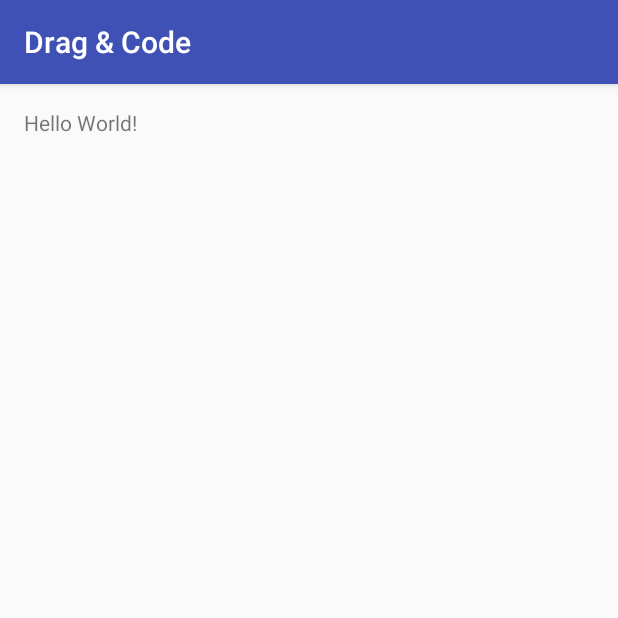
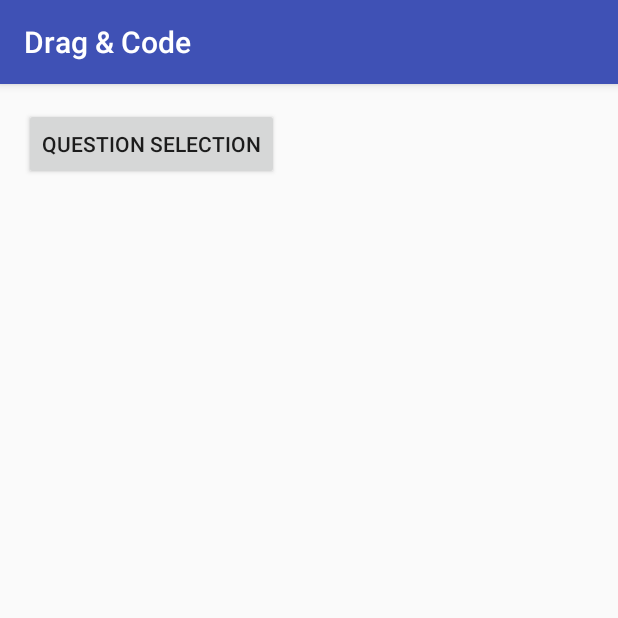
Before and after one commit to Tenkaire/CMPT276Project, an Android app: the screen it shows after launch (MainActivity), on a phone screen of 412 x 824 dp, the top half of it. Run offline under Robolectric (Android 15) with nearby library versions, the phone set to English and light mode, and no system bars.

Commit message:
Restarted Creating Question Selection Class

```diff
--- a/DragAndCode/app/src/main/AndroidManifest.xml
+++ b/DragAndCode/app/src/main/AndroidManifest.xml
@@ -15,6 +15,7 @@
                 <category android:name="android.intent.category.LAUNCHER" />
             </intent-filter>
         </activity>
+        <activity android:name=".QuestionSelectionActivity"></activity>
     </application>
 
 </manifest>
--- a/DragAndCode/app/src/main/java/com/group8/dragcode/MainActivity.java
+++ b/DragAndCode/app/src/main/java/com/group8/dragcode/MainActivity.java
@@ -1,7 +1,9 @@
 package com.group8.dragcode;
 
+import android.content.Intent;
 import android.support.v7.app.AppCompatActivity;
 import android.os.Bundle;
+import android.view.View;
 
 public class MainActivity extends AppCompatActivity {
 
@@ -9,5 +11,9 @@ public class MainActivity extends AppCompatActivity {
     protected void onCreate(Bundle savedInstanceState) {
         super.onCreate(savedInstanceState);
         setContentView(R.layout.activity_main);
+
+    }
+
+    public void questionSelection(View view) {
     }
 }
--- a/DragAndCode/app/src/main/res/layout/activity_main.xml
+++ b/DragAndCode/app/src/main/res/layout/activity_main.xml
@@ -9,9 +9,9 @@
     android:paddingRight="@dimen/activity_horizontal_margin"
     android:paddingTop="@dimen/activity_vertical_margin"
     tools:context="com.group8.dragcode.MainActivity">
-
-    <TextView
+    <Button
         android:layout_width="wrap_content"
         android:layout_height="wrap_content"
-        android:text="Hello World!" />
+        android:text="@string/questionSelection"
+        android:onClick="questionSelection" />
 </RelativeLayout>
--- a/DragAndCode/app/src/main/res/values/strings.xml
+++ b/DragAndCode/app/src/main/res/values/strings.xml
@@ -1,3 +1,5 @@
 <resources>
     <string name="app_name">Drag &amp; Code</string>
+    <string name="returnToMainMenu">Return To The Main Menu</string>
+    <string name="questionSelection">Question Selection</string>
 </resources>
```
Also changed, not shown: DragAndCode/app/src/main/java/com/group8/dragcode/QuestionButtonAdapter.java (+27 -0 lines).
